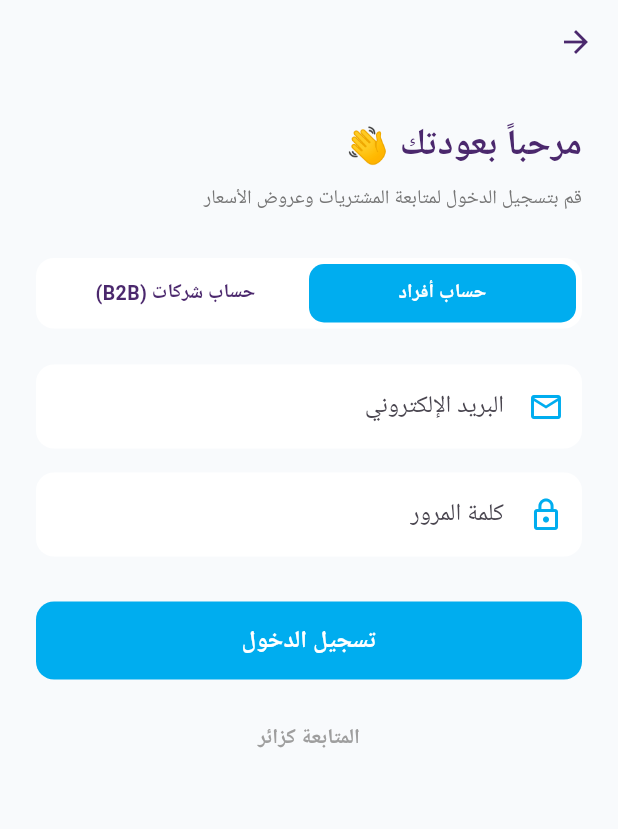
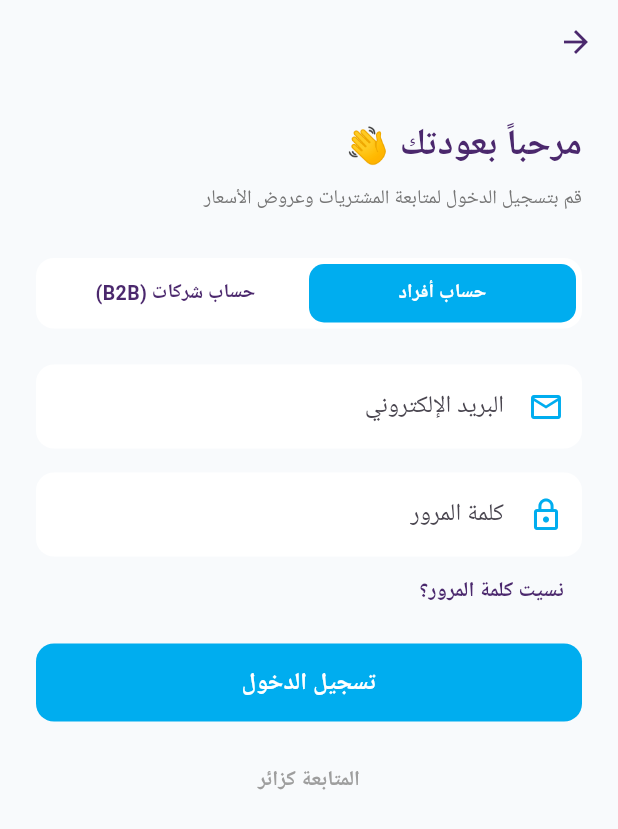
Before and after one commit to MomenOsama123/taamol_tech_app, a Flutter app: the SignUpScreen screen opened directly, after a tap on "إنشاء الحساب", after a tap on "تسجيل الدخول (Log In)", on a phone screen of 412 x 824 dp. Shown: the top 829 px of the screen. Run offline on Flutter 3.47's test engine with Material 3 defaults, Android fonts, the phone set to English and light mode, and no system bars; our stand-ins replace animated_bottom_navigation_bar, shared_preferences, supabase_flutter; accounts and stored records are empty; Roboto replaces fonts that are missing (Tajawal).

Commit message:
Fix auth flows and add password recovery support

```diff
--- /dev/null
+++ b/lib/core/constants/navigation/app_navigator.dart
@@ -0,0 +1,4 @@
+import 'package:flutter/material.dart';
+
+/// Shared navigator key so code outside the widget tree can push new screens.
+final GlobalKey<NavigatorState> rootNavigatorKey = GlobalKey<NavigatorState>();
--- a/lib/features/auth/presentation/screens/login_screen.dart
+++ b/lib/features/auth/presentation/screens/login_screen.dart
@@ -2,6 +2,7 @@ import 'package:flutter/material.dart';
 import 'package:supabase_flutter/supabase_flutter.dart';
 import 'package:taamol_tech/core/constants/app_colors.dart';
 import 'package:taamol_tech/features/home/presentation/pages/main_screen.dart';
+import 'forget_password_screen.dart';
 
 class LoginScreen extends StatefulWidget {
   const LoginScreen({super.key});
@@ -25,7 +26,6 @@ class _LoginScreenState extends State<LoginScreen> {
     super.dispose();
   }
 
-  // دالة تسجيل الدخول الربطية مع Supabase
   // دالة تسجيل الدخول عبر Supabase
   Future<void> _handleLogin() async {
     if (!_formKey.currentState!.validate()) return;
@@ -221,7 +221,30 @@ Future<void> _handleLogin() async {
                     ),
                   ),
                 ),
-                const SizedBox(height: 30),
+
+                // 4.5 رابط نسيت كلمة المرور
+                Align(
+                  alignment: Alignment.centerRight,
+                  child: TextButton(
+                    onPressed: () {
+                      Navigator.push(
+                        context,
+                        MaterialPageRoute(
+                          builder: (_) => const ForgotPasswordScreen(),
+                        ),
+                      );
+                    },
+                    child: Text(
+                      isArabic ? 'نسيت كلمة المرور؟' : 'Forgot password?',
+                      style: const TextStyle(
+                        color: AppColors.deepPurple,
+                        fontWeight: FontWeight.w600,
+                        fontFamily: 'Tajawal',
+                      ),
+                    ),
+                  ),
+                ),
+                const SizedBox(height: 10),
 
                 // 5. زر تسجيل الدخول
                 SizedBox(
--- a/lib/features/auth/presentation/screens/sign_up_screen.dart
+++ b/lib/features/auth/presentation/screens/sign_up_screen.dart
@@ -5,6 +5,7 @@ import '../../../../core/constants/app_strings.dart';
 import '../../data/auth_service.dart';
 import '../../../home/presentation/pages/main_screen.dart';
 import 'login_screen.dart';
+import 'email_confirmation_screen.dart';
 
 class SignUpScreen extends StatefulWidget {
   final bool isCorporate;
@@ -71,12 +72,14 @@ class _SignUpScreenState extends State<SignUpScreen> {
           (route) => false,
         );
       } else if (mounted && response.user != null) {
-        ScaffoldMessenger.of(context).showSnackBar(
-          const SnackBar(
-            content: Text(
-              'Account created, but Supabase still requires email confirmation. Disable Confirm email in Supabase Authentication settings.',
-            ),
+        // عدم وجود جلسة (session) يعني أن Supabase يتطلب تأكيد البريد الإلكتروني.
+        // يتم توجيه المستخدم إلى شاشة إدخال رمز التأكيد (OTP) لإكمال عملية التسجيل.
+        Navigator.pushAndRemoveUntil(
+          context,
+          MaterialPageRoute(
+            builder: (_) => EmailConfirmationScreen(email: email),
           ),
+          (route) => false,
         );
       }
     } on AuthException catch (error) {
--- a/lib/features/auth/presentation/widgets/language_selector_widget.dart
+++ b/lib/features/auth/presentation/widgets/language_selector_widget.dart
@@ -1,6 +1,7 @@
 import 'package:flutter/material.dart';
 import 'package:flutter_localizations/flutter_localizations.dart';
 import 'package:taamol_tech/core/constants/app_colors.dart' show AppColors;
+import 'package:taamol_tech/core/constants/navigation/app_navigator.dart';
 import 'package:taamol_tech/features/auth/presentation/controllers/language_controller.dart';
 import 'package:taamol_tech/features/auth/presentation/screens/onboarding_screen.dart';
 
@@ -18,6 +19,7 @@ class TkamolTechApp extends StatelessWidget {
       builder: (context, currentLocale, child) {
         return MaterialApp(
           title: 'Tkamol Tech',
+          navigatorKey: rootNavigatorKey,
           debugShowCheckedModeBanner: false,
           locale: currentLocale,
 
```
Also changed, not shown: lib/main.dart (+10 -0 lines). Lines whose indentation alone changed are shown as unchanged.
